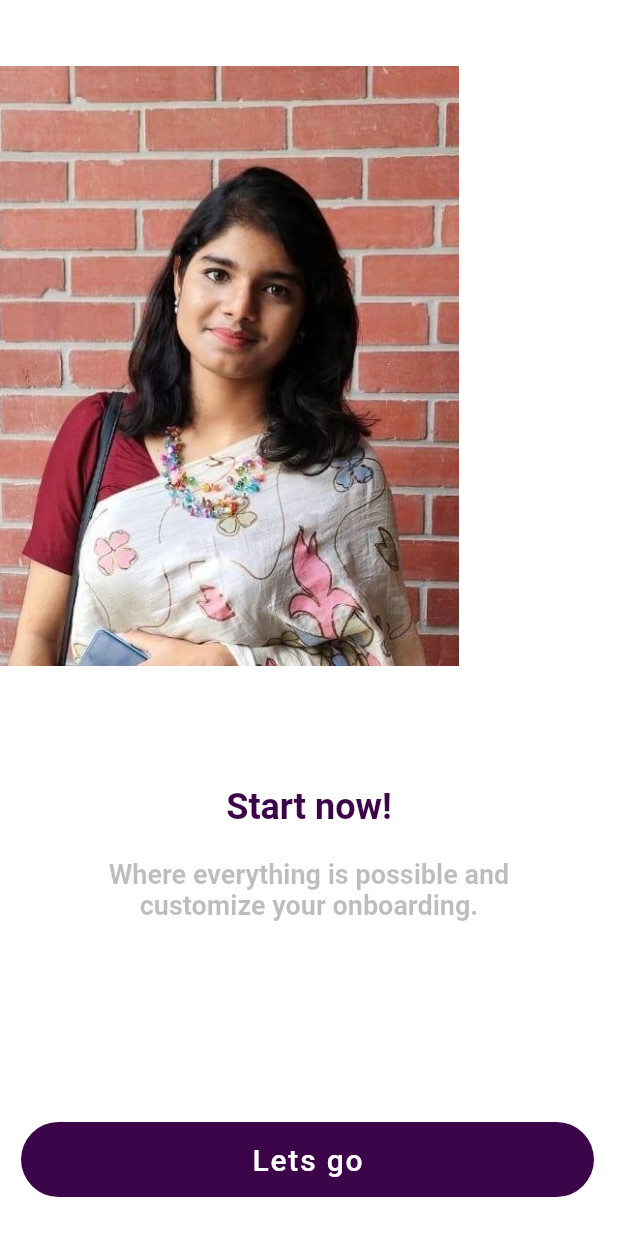
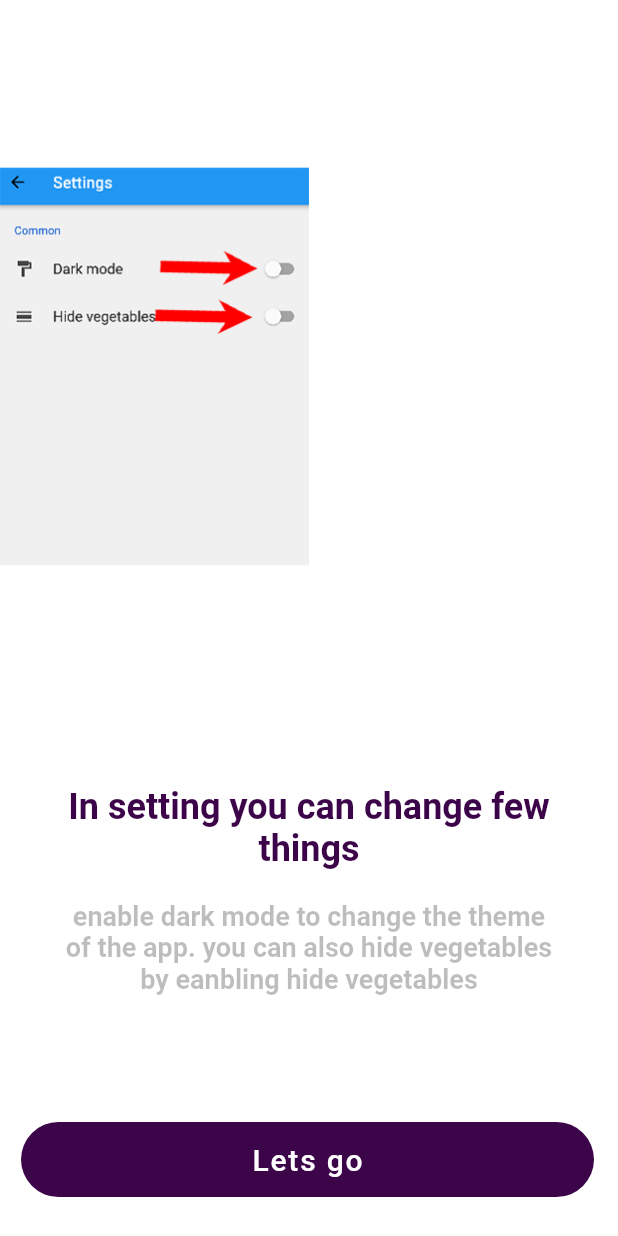
Before and after one commit to Shuvo82/Foodiesm, a Flutter app: the screen it shows after launch, swiped to page 3, on a phone screen of 412 x 824 dp. Run offline on Flutter 3.47's test engine with Material 2 defaults, Android fonts, the light colour scheme and no system bars; drawn by our look-alikes of flutter_onboarding_slider; our stand-ins replace fluttertoast, google_nav_bar, line_icons, settings_ui, shared_preferences.

Commit message:
Final version 1.0

```diff
--- a/lib/Pages/about.dart
+++ b/lib/Pages/about.dart
@@ -72,8 +72,7 @@ class _AboutState extends State<About> {
               ),
               const Padding(
                 padding: EdgeInsets.symmetric(horizontal: 20),
-                child: Text(
-                    " Lorem ipsum dolor sit amet consectetur adipisicing elit. Nihil error, illum molestiae aliquam quos quae exercitationem dolores labore ullam rem eos delectus maxime voluptatibus ipsam blanditiis. Ut amet voluptatibus obcaecati.",
+                child: Text("Foodiesm is a food information app. In this app you see many kinds of fruits and vegetables nutrition value and other information. ",
                     style: TextStyle(
                       fontSize: 20,
                       fontWeight: FontWeight.bold,
--- a/lib/Pages/home_page.dart
+++ b/lib/Pages/home_page.dart
@@ -27,15 +27,16 @@ class _HomePageState extends State<HomePage> {
     single_mode_selector();
   }
   bool isDarkModeEnabled = false;
-  static bool isSingleModeEnabled = false;
-
-
-
+  bool isSingleModeEnabled = false;
+  int rrrr=3;
 
 
   int _selectedIndex = 0;
   static const TextStyle optionStyle =
-  TextStyle(fontSize: 30, fontWeight: FontWeight.w600);
+  TextStyle(fontSize:30, fontWeight: FontWeight.w600);
+
+
+
   static final List<Widget> _widgetOptions = <Widget>[
     Padding(
       padding: const EdgeInsets.symmetric(horizontal: 25),
@@ -64,7 +65,7 @@ class _HomePageState extends State<HomePage> {
               height: 650,
               child: GridView.builder(
                 gridDelegate:  SliverGridDelegateWithFixedCrossAxisCount(
-                  crossAxisCount: isSingleModeEnabled ? 1 : 2,
+                  crossAxisCount: 2,
                   childAspectRatio: 1,
                   mainAxisSpacing: 15,
                   crossAxisSpacing: 15,
@@ -137,7 +138,7 @@ class _HomePageState extends State<HomePage> {
       ),
     ),
     const Text(
-      'Favourites',
+      'Vegetables are hidden!',
       style: optionStyle,
     ),
 
@@ -253,7 +254,7 @@ class _HomePageState extends State<HomePage> {
                 duration: const Duration(milliseconds: 400),
                 tabBackgroundColor: Colors.grey[100]!,
                 color: Colors.black,
-                tabs: const [
+                tabs:  [
                   GButton(
                     icon: LineIcons.fruitApple,
                     text: 'Fruits',
@@ -262,14 +263,29 @@ class _HomePageState extends State<HomePage> {
                     icon: Icons.kebab_dining,
                     text: 'Vegetables',
                   ),
-                  GButton(
-                    icon: LineIcons.heart,
-                    text: 'Favourite',
-                  ),
+
+                  // GButton(
+                  //   icon: LineIcons.heart,
+                  //   text: 'Favourite',
+                  // ),
                 ],
                 selectedIndex: _selectedIndex,
                 onTabChange: (index) {
                   setState(() {
+                    if(isSingleModeEnabled){
+                      if(index==1){
+                        index = 2;
+                      }
+                      else{
+                        index = index;
+                      }
+                    }
+                    else{
+                      index = index;
+                    }
+                    //index==1?index=2:index=index;
+
+
                     _selectedIndex = index;
                   });
                 },
--- a/lib/Pages/on_boarding_page.dart
+++ b/lib/Pages/on_boarding_page.dart
@@ -64,15 +64,15 @@ class MyHome extends StatelessWidget {
       pageBackgroundColor: Colors.white,
       background: [
         Image.asset(
-          'assets/images/shuvo.jpg',
+          'assets/images/on_boarding_image/fruit.png',
           height: 400,
         ),
         Image.asset(
-          'assets/images/rownok.png',
+          'assets/images/on_boarding_image/vege.png',
           height: 400,
         ),
         Image.asset(
-          'assets/images/maliha.jpg',
+          'assets/images/on_boarding_image/seting.png',
           height: 400,
         ),
       ],
@@ -88,7 +88,7 @@ class MyHome extends StatelessWidget {
                 height: 480,
               ),
               Text(
-                'On your way...',
+                'Click here to see the list of fruits',
                 textAlign: TextAlign.center,
                 style: TextStyle(
                   color: kDarkBlueColor,
@@ -100,7 +100,7 @@ class MyHome extends StatelessWidget {
                 height: 20,
               ),
               const Text(
-                'to find the perfect looking Onboarding for your app?',
+                'You can click on the fruit to see the details of the fruit',
                 textAlign: TextAlign.center,
                 style: TextStyle(
                   color: Colors.black26,
@@ -121,7 +121,7 @@ class MyHome extends StatelessWidget {
                 height: 480,
               ),
               Text(
-                'You’ve reached your destination.',
+                'Click here to see the list of vegetables',
                 textAlign: TextAlign.center,
                 style: TextStyle(
                   color: kDarkBlueColor,
@@ -133,7 +133,7 @@ class MyHome extends StatelessWidget {
                 height: 20,
               ),
               const Text(
-                'Sliding with animation',
+                'You can click on the vegetable to see the details of the vegetable',
                 textAlign: TextAlign.center,
                 style: TextStyle(
                   color: Colors.black26,
@@ -154,7 +154,7 @@ class MyHome extends StatelessWidget {
                 height: 480,
               ),
               Text(
-                'Start now!',
+                'In setting you can change few things',
                 textAlign: TextAlign.center,
                 style: TextStyle(
                   color: kDarkBlueColor,
@@ -166,7 +166,7 @@ class MyHome extends StatelessWidget {
                 height: 20,
               ),
               const Text(
-                'Where everything is possible and customize your onboarding.',
+                'enable dark mode to change the theme of the app. you can also hide vegetables by eanbling hide vegetables',
                 textAlign: TextAlign.center,
                 style: TextStyle(
                   color: Colors.black26,
--- a/lib/Pages/setting.dart
+++ b/lib/Pages/setting.dart
@@ -78,7 +78,7 @@ class _SettingsState extends State<Settings> {
                   },
                   initialValue: isSingleModeEnabled,
                   leading: const Icon(Icons.calendar_view_day),
-                  title: const Text('Single Column  mode'),
+                  title: const Text('Hide vegetables'),
                 ),
               ],
             ),
--- a/pubspec.yaml
+++ b/pubspec.yaml
@@ -78,6 +78,7 @@ flutter:
   assets:
     - assets/icons/
     - assets/images/
+    - assets/images/on_boarding_image/
 
   # An image asset can refer to one or more resolution-specific "variants", see
   # https://flutter.dev/assets-and-images/#resolution-aware
```
Also changed, not shown: assets/images/on_boarding_image/fruit.png (added), assets/images/on_boarding_image/seting.png (added), assets/images/on_boarding_image/vege.png (added).
